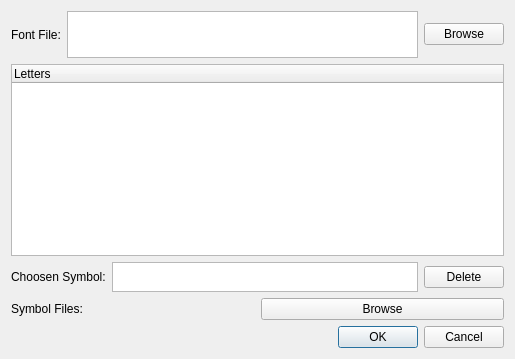
Qt form fontdialog.ui (aizenbit/Scribbler) before a commit.
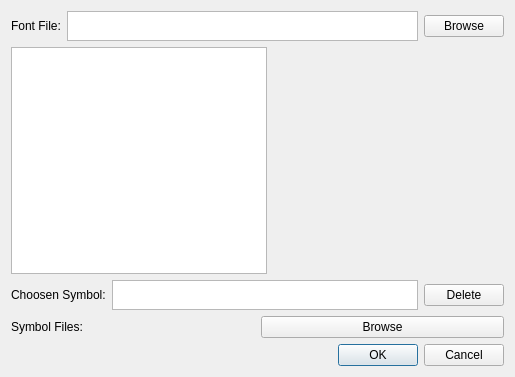
The same form after that commit.

The edit to the form file:
```diff
--- a/fontdialog.ui
+++ b/fontdialog.ui
@@ -7,9 +7,15 @@
     <x>0</x>
     <y>0</y>
     <width>515</width>
-    <height>359</height>
+    <height>377</height>
    </rect>
   </property>
+  <property name="sizePolicy">
+   <sizepolicy hsizetype="Fixed" vsizetype="Fixed">
+    <horstretch>0</horstretch>
+    <verstretch>0</verstretch>
+   </sizepolicy>
+  </property>
   <property name="windowTitle">
    <string>Font Editor - Scribbler</string>
   </property>
@@ -25,10 +31,16 @@
      </item>
      <item>
       <widget class="QTextEdit" name="fontFileTextEdit">
+       <property name="sizePolicy">
+        <sizepolicy hsizetype="Expanding" vsizetype="Minimum">
+         <horstretch>0</horstretch>
+         <verstretch>0</verstretch>
+        </sizepolicy>
+       </property>
        <property name="maximumSize">
         <size>
          <width>16777215</width>
-         <height>47</height>
+         <height>30</height>
         </size>
        </property>
        <property name="readOnly">
@@ -46,13 +58,45 @@
     </layout>
    </item>
    <item>
+    <layout class="QHBoxLayout" name="horizontalLayout_4">
+     <item>
     <widget class="QTreeWidget" name="treeWidget">
+       <property name="minimumSize">
+        <size>
+         <width>200</width>
+         <height>0</height>
+        </size>
+       </property>
+       <property name="maximumSize">
+        <size>
+         <width>300</width>
+         <height>16777215</height>
+        </size>
+       </property>
+       <attribute name="headerVisible">
+        <bool>false</bool>
+       </attribute>
      <column>
       <property name="text">
        <string>Letters</string>
       </property>
      </column>
     </widget>
+     </item>
+     <item>
+      <spacer name="horizontalSpacer">
+       <property name="orientation">
+        <enum>Qt::Horizontal</enum>
+       </property>
+       <property name="sizeHint" stdset="0">
+        <size>
+         <width>40</width>
+         <height>20</height>
+        </size>
+       </property>
+      </spacer>
+     </item>
+    </layout>
    </item>
    <item>
     <layout class="QHBoxLayout" name="horizontalLayout_2">
```
Lines whose indentation alone changed are shown as unchanged.
